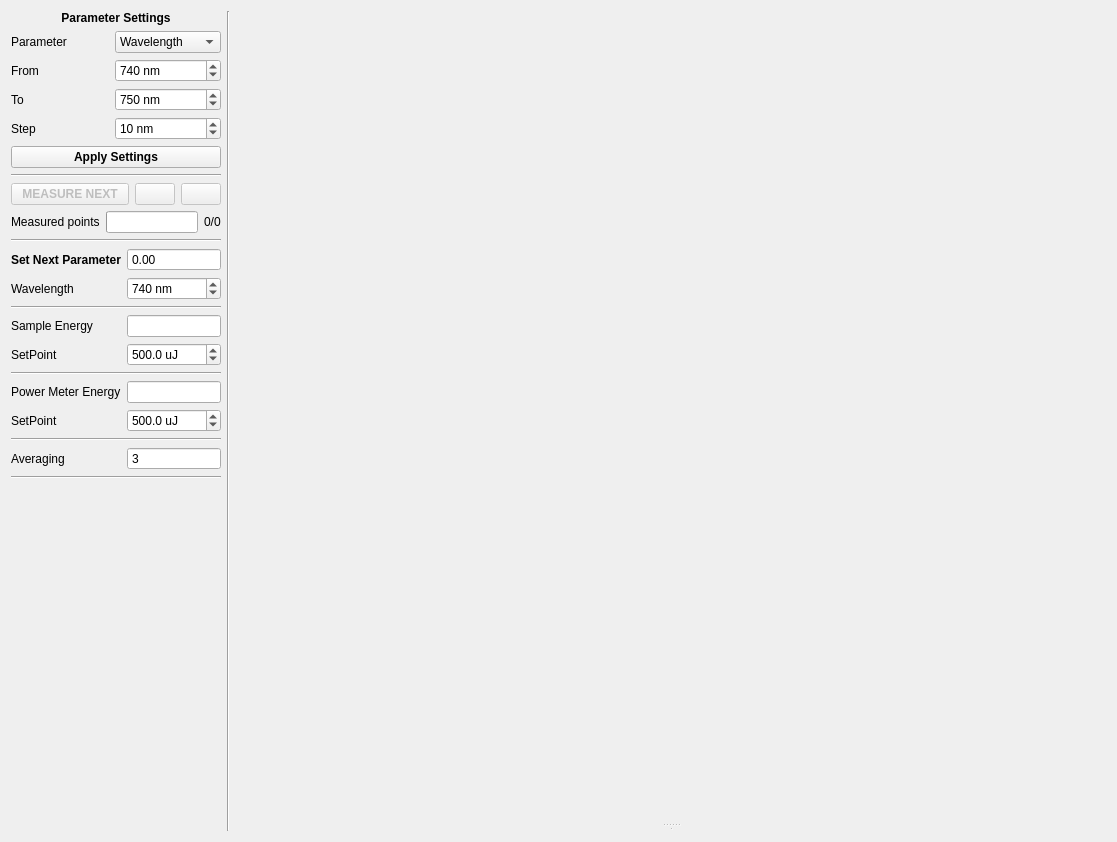
Qt form modules/gui/designer/curve_measure_widget.ui (Kaldarinz/PA-RSCF-22-72-00015-) before a commit.
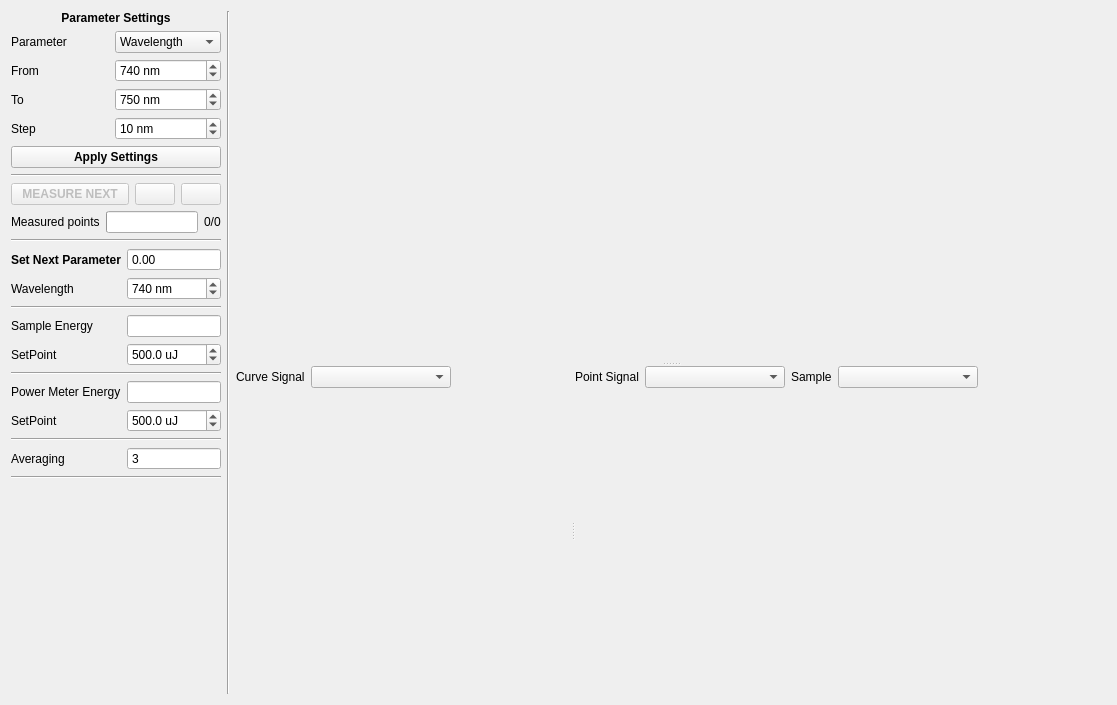
The same form after that commit. Icons and pictures are not drawn. Custom widgets are drawn as their Qt base class.

Diff of the .ui file:
```diff
--- a/modules/gui/designer/curve_measure_widget.ui
+++ b/modules/gui/designer/curve_measure_widget.ui
@@ -7,13 +7,13 @@
     <x>0</x>
     <y>0</y>
     <width>1117</width>
-    <height>842</height>
+    <height>705</height>
    </rect>
   </property>
   <property name="windowTitle">
    <string>Form</string>
   </property>
-  <layout class="QHBoxLayout" name="horizontalLayout_2">
+  <layout class="QHBoxLayout" name="horizontalLayout_9">
    <item>
     <layout class="QVBoxLayout" name="verticalLayout_2">
      <item>
@@ -859,6 +859,43 @@
       <property name="orientation">
        <enum>Qt::Horizontal</enum>
       </property>
+      <widget class="QWidget" name="">
+       <layout class="QVBoxLayout" name="verticalLayout_3">
+        <item>
+         <layout class="QHBoxLayout" name="horizontalLayout_2">
+          <item>
+           <widget class="QLabel" name="lbl_curve_select">
+            <property name="text">
+             <string>Curve Signal</string>
+            </property>
+           </widget>
+          </item>
+          <item>
+           <widget class="QComboBox" name="cb_curve_select">
+            <property name="minimumSize">
+             <size>
+              <width>140</width>
+              <height>0</height>
+             </size>
+            </property>
+           </widget>
+          </item>
+          <item>
+           <spacer name="horizontalSpacer">
+            <property name="orientation">
+             <enum>Qt::Horizontal</enum>
+            </property>
+            <property name="sizeHint" stdset="0">
+             <size>
+              <width>88</width>
+              <height>17</height>
+             </size>
+            </property>
+           </spacer>
+          </item>
+         </layout>
+        </item>
+        <item>
       <widget class="MplCanvas" name="plot_measurement" native="true">
        <property name="sizePolicy">
         <sizepolicy hsizetype="Expanding" vsizetype="Expanding">
@@ -873,6 +910,66 @@
         </size>
        </property>
       </widget>
+        </item>
+       </layout>
+      </widget>
+      <widget class="QWidget" name="">
+       <layout class="QVBoxLayout" name="verticalLayout_4">
+        <item>
+         <layout class="QHBoxLayout" name="horizontalLayout_8">
+          <item>
+           <widget class="QLabel" name="lbl_detail_select">
+            <property name="text">
+             <string>Point Signal</string>
+            </property>
+           </widget>
+          </item>
+          <item>
+           <widget class="QComboBox" name="cb_detail_select">
+            <property name="minimumSize">
+             <size>
+              <width>140</width>
+              <height>0</height>
+             </size>
+            </property>
+           </widget>
+          </item>
+          <item>
+           <widget class="QLabel" name="lbl_sample">
+            <property name="text">
+             <string>Sample</string>
+            </property>
+           </widget>
+          </item>
+          <item>
+           <widget class="QComboBox" name="cb_sample">
+            <property name="minimumSize">
+             <size>
+              <width>140</width>
+              <height>0</height>
+             </size>
+            </property>
+           </widget>
+          </item>
+          <item>
+           <spacer name="horizontalSpacer_2">
+            <property name="orientation">
+             <enum>Qt::Horizontal</enum>
+            </property>
+            <property name="sizeType">
+             <enum>QSizePolicy::Expanding</enum>
+            </property>
+            <property name="sizeHint" stdset="0">
+             <size>
+              <width>78</width>
+              <height>17</height>
+             </size>
+            </property>
+           </spacer>
+          </item>
+         </layout>
+        </item>
+        <item>
       <widget class="MplCanvas" name="plot_detail" native="true">
        <property name="sizePolicy">
         <sizepolicy hsizetype="Expanding" vsizetype="Expanding">
@@ -881,23 +978,26 @@
         </sizepolicy>
        </property>
       </widget>
+        </item>
+       </layout>
+      </widget>
      </widget>
     </widget>
    </item>
   </layout>
  </widget>
  <customwidgets>
+  <customwidget>
+   <class>QuantSpinBox</class>
+   <extends>QDoubleSpinBox</extends>
+   <header>..widgets</header>
+  </customwidget>
   <customwidget>
    <class>MplCanvas</class>
    <extends>QWidget</extends>
    <header>..widgets</header>
    <container>1</container>
   </customwidget>
-  <customwidget>
-   <class>QuantSpinBox</class>
-   <extends>QDoubleSpinBox</extends>
-   <header>..widgets</header>
-  </customwidget>
  </customwidgets>
  <resources>
   <include location="qt_resources.qrc"/>
```
Lines whose indentation alone changed are shown as unchanged.
